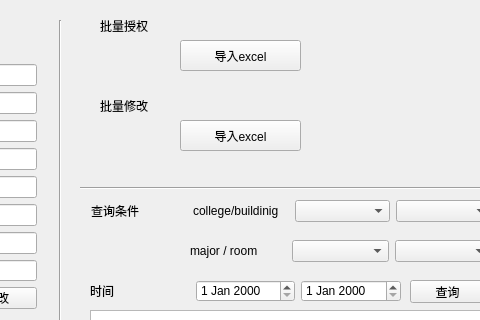
Qt form administrator.ui (stc1995/dorm2) before a commit; both pictures show x 160 to 640 and y 0 to 320 of the 732 by 535 pixel window.
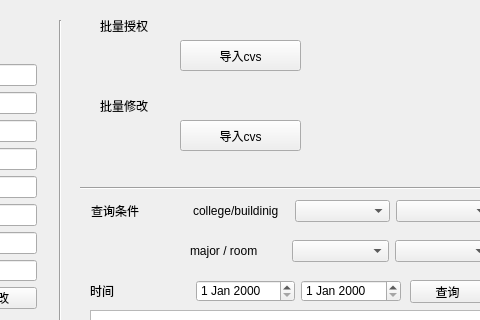
The same form after that commit.

Diff of the .ui file:
```diff
--- a/administrator.ui
+++ b/administrator.ui
@@ -24,7 +24,7 @@
      </rect>
     </property>
     <property name="text">
-     <string>导入excel</string>
+     <string>导入cvs</string>
     </property>
    </widget>
    <widget class="QLabel" name="label_15">
@@ -63,7 +63,7 @@
      </rect>
     </property>
     <property name="text">
-     <string>导入excel</string>
+     <string>导入cvs</string>
     </property>
    </widget>
    <widget class="QWidget" name="layoutWidget">
```
